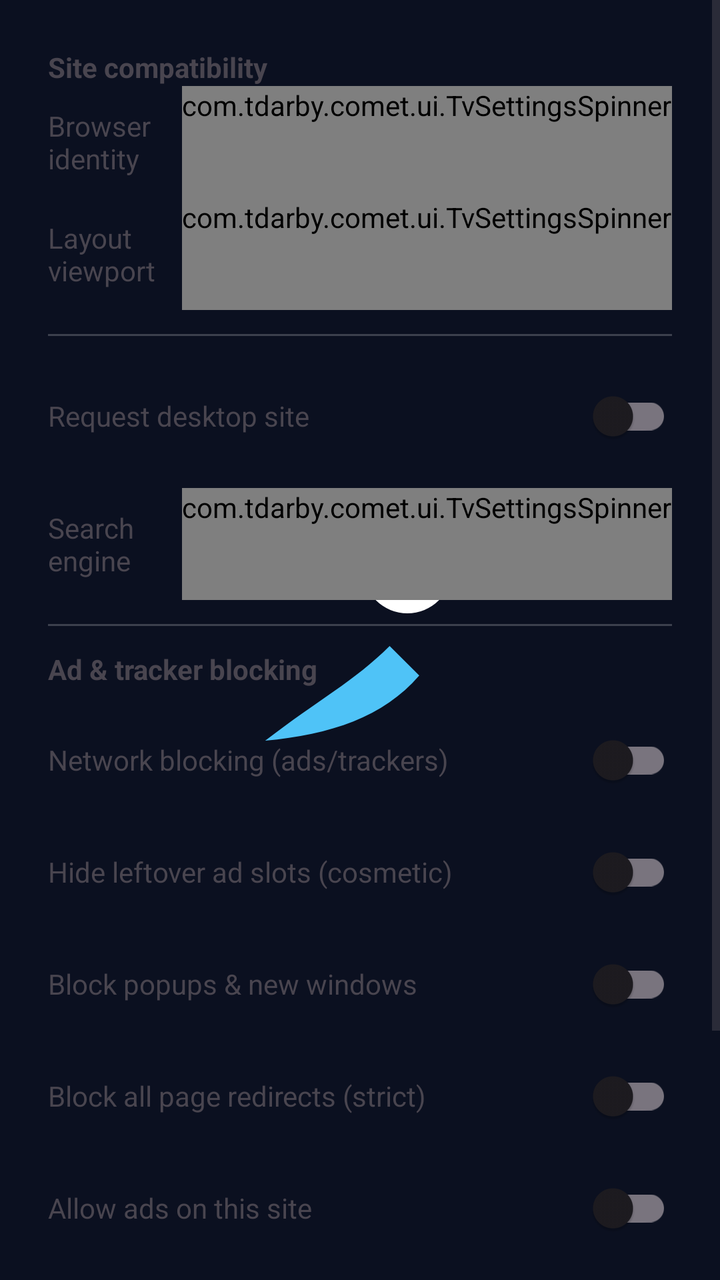
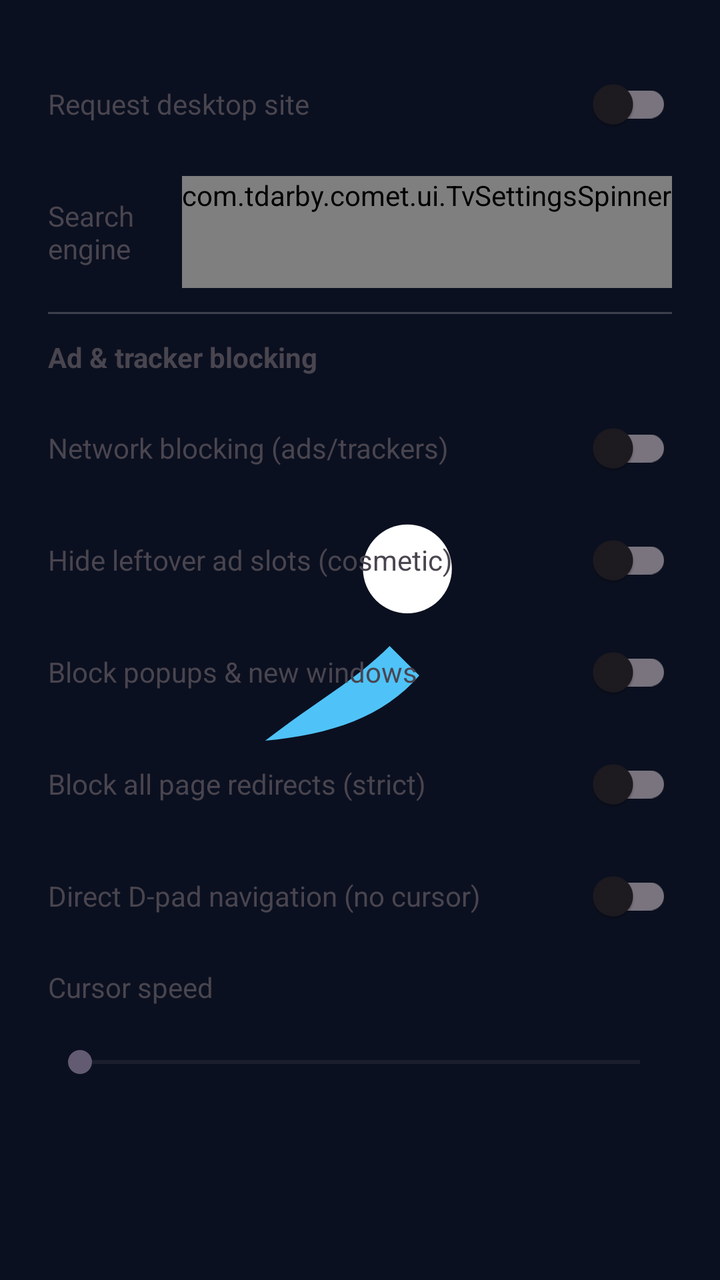

An Android layout rendered at two revisions. The XML below is the earlier revision; the diff shows what the commit changed to produce the second picture.
<!-- AndroidManifest.xml: application theme Theme.Comet -->
<!-- res/layout/dialog_settings.xml -->
<?xml version="1.0" encoding="utf-8"?>
<ScrollView xmlns:android="http://schemas.android.com/apk/res/android"
    android:layout_width="match_parent"
    android:layout_height="wrap_content">

    <LinearLayout
        android:layout_width="match_parent"
        android:layout_height="wrap_content"
        android:orientation="vertical"
        android:padding="24dp">

        <TextView
            android:id="@+id/site_browsing_label"
            android:layout_width="wrap_content"
            android:layout_height="wrap_content"
            android:text="@string/settings_site_browsing"
            android:textStyle="bold" />

        <LinearLayout
            android:layout_width="match_parent"
            android:layout_height="wrap_content"
            android:gravity="center_vertical"
            android:minHeight="56dp"
            android:orientation="horizontal">

            <TextView
                android:layout_width="0dp"
                android:layout_height="wrap_content"
                android:layout_weight="1"
                android:text="@string/settings_site_identity" />

            <com.tdarby.comet.ui.TvSettingsSpinner
                android:id="@+id/spinner_site_identity"
                android:layout_width="wrap_content"
                android:layout_height="wrap_content"
                android:minHeight="56dp"
                android:minWidth="180dp" />
        </LinearLayout>

        <LinearLayout
            android:layout_width="match_parent"
            android:layout_height="wrap_content"
            android:gravity="center_vertical"
            android:minHeight="56dp"
            android:orientation="horizontal">

            <TextView
                android:layout_width="0dp"
                android:layout_height="wrap_content"
                android:layout_weight="1"
                android:text="@string/settings_site_viewport" />

            <com.tdarby.comet.ui.TvSettingsSpinner
                android:id="@+id/spinner_site_viewport"
                android:layout_width="wrap_content"
                android:layout_height="wrap_content"
                android:minHeight="56dp"
                android:minWidth="180dp" />
        </LinearLayout>

        <View
            android:layout_width="match_parent"
            android:layout_height="1dp"
            android:layout_marginTop="12dp"
            android:layout_marginBottom="12dp"
            android:background="#33FFFFFF" />

        <LinearLayout
            android:layout_width="match_parent"
            android:layout_height="wrap_content"
            android:gravity="center_vertical"
            android:minHeight="56dp"
            android:orientation="horizontal">

            <TextView
                android:layout_width="0dp"
                android:layout_height="wrap_content"
                android:layout_weight="1"
                android:text="@string/settings_desktop" />

            <androidx.appcompat.widget.SwitchCompat
                android:id="@+id/switch_desktop"
                android:layout_width="wrap_content"
                android:layout_height="wrap_content"
                android:minHeight="56dp" />
        </LinearLayout>

        <LinearLayout
            android:layout_width="match_parent"
            android:layout_height="wrap_content"
            android:layout_marginTop="8dp"
            android:gravity="center_vertical"
            android:minHeight="56dp"
            android:orientation="horizontal">

            <TextView
                android:layout_width="0dp"
                android:layout_height="wrap_content"
                android:layout_weight="1"
                android:text="@string/settings_search" />

            <com.tdarby.comet.ui.TvSettingsSpinner
                android:id="@+id/spinner_search"
                android:layout_width="wrap_content"
                android:layout_height="wrap_content"
                android:minHeight="56dp"
                android:minWidth="160dp" />
        </LinearLayout>

        <View
            android:layout_width="match_parent"
            android:layout_height="1dp"
            android:layout_marginTop="12dp"
            android:layout_marginBottom="12dp"
            android:background="#33FFFFFF" />

        <TextView
            android:layout_width="wrap_content"
            android:layout_height="wrap_content"
            android:text="@string/settings_blocking"
            android:textStyle="bold" />

        <LinearLayout
            android:layout_width="match_parent"
            android:layout_height="wrap_content"
            android:layout_marginTop="8dp"
            android:gravity="center_vertical"
            android:minHeight="56dp"
            android:orientation="horizontal">

            <TextView
                android:layout_width="0dp"
                android:layout_height="wrap_content"
                android:layout_weight="1"
                android:text="@string/settings_block_network" />

            <androidx.appcompat.widget.SwitchCompat
                android:id="@+id/switch_block_network"
                android:layout_width="wrap_content"
                android:layout_height="wrap_content"
                android:minHeight="56dp" />
        </LinearLayout>

        <LinearLayout
            android:layout_width="match_parent"
            android:layout_height="wrap_content"
            android:gravity="center_vertical"
            android:minHeight="56dp"
            android:orientation="horizontal">

            <TextView
                android:layout_width="0dp"
                android:layout_height="wrap_content"
                android:layout_weight="1"
                android:text="@string/settings_block_cosmetic" />

            <androidx.appcompat.widget.SwitchCompat
                android:id="@+id/switch_block_cosmetic"
                android:layout_width="wrap_content"
                android:layout_height="wrap_content"
                android:minHeight="56dp" />
        </LinearLayout>

        <LinearLayout
            android:layout_width="match_parent"
            android:layout_height="wrap_content"
            android:gravity="center_vertical"
            android:minHeight="56dp"
            android:orientation="horizontal">

            <TextView
                android:layout_width="0dp"
                android:layout_height="wrap_content"
                android:layout_weight="1"
                android:text="@string/settings_block_popups" />

            <androidx.appcompat.widget.SwitchCompat
                android:id="@+id/switch_block_popups"
                android:layout_width="wrap_content"
                android:layout_height="wrap_content"
                android:minHeight="56dp" />
        </LinearLayout>

        <LinearLayout
            android:layout_width="match_parent"
            android:layout_height="wrap_content"
            android:gravity="center_vertical"
            android:minHeight="56dp"
            android:orientation="horizontal">

            <TextView
                android:layout_width="0dp"
                android:layout_height="wrap_content"
                android:layout_weight="1"
                android:text="@string/settings_block_redirects" />

            <androidx.appcompat.widget.SwitchCompat
                android:id="@+id/switch_block_redirects"
                android:layout_width="wrap_content"
                android:layout_height="wrap_content"
                android:minHeight="56dp" />
        </LinearLayout>

        <LinearLayout
            android:layout_width="match_parent"
            android:layout_height="wrap_content"
            android:gravity="center_vertical"
            android:minHeight="56dp"
            android:orientation="horizontal">

            <TextView
                android:id="@+id/allow_site_label"
                android:layout_width="0dp"
                android:layout_height="wrap_content"
                android:layout_weight="1"
                android:text="@string/settings_allow_site" />

            <androidx.appcompat.widget.SwitchCompat
                android:id="@+id/switch_allow_site"
                android:layout_width="wrap_content"
                android:layout_height="wrap_content"
                android:minHeight="56dp" />
        </LinearLayout>

        <LinearLayout
            android:layout_width="match_parent"
            android:layout_height="wrap_content"
            android:gravity="center_vertical"
            android:minHeight="56dp"
            android:orientation="horizontal">

            <TextView
                android:layout_width="0dp"
                android:layout_height="wrap_content"
                android:layout_weight="1"
                android:text="@string/settings_direct_nav" />

            <androidx.appcompat.widget.SwitchCompat
                android:id="@+id/switch_direct_nav"
                android:layout_width="wrap_content"
                android:layout_height="wrap_content"
                android:minHeight="56dp" />
        </LinearLayout>

        <TextView
            android:layout_width="wrap_content"
            android:layout_height="wrap_content"
            android:paddingTop="8dp"
            android:text="@string/settings_cursor_speed" />

        <SeekBar
            android:id="@+id/seek_cursor_speed"
            android:layout_width="match_parent"
            android:layout_height="wrap_content"
            android:minHeight="56dp"
            android:max="4" />
    </LinearLayout>
</ScrollView>
<!-- resources referenced by this layout -->
<resources>
  <string name="settings_allow_site">Allow ads on this site</string>
  <string name="settings_block_cosmetic">Hide leftover ad slots (cosmetic)</string>
  <string name="settings_block_network">Network blocking (ads/trackers)</string>
  <string name="settings_block_popups">Block popups &amp; new windows</string>
  <string name="settings_block_redirects">Block all page redirects (strict)</string>
  <string name="settings_blocking">Ad &amp; tracker blocking</string>
  <string name="settings_cursor_speed">Cursor speed</string>
  <string name="settings_desktop">Request desktop site</string>
  <string name="settings_direct_nav">Direct D-pad navigation (no cursor)</string>
  <string name="settings_search">Search engine</string>
  <string name="settings_site_browsing">Site compatibility</string>
  <string name="settings_site_identity">Browser identity</string>
  <string name="settings_site_viewport">Layout viewport</string>
  <style name="Theme.Comet" parent="Theme.Material3.DayNight.NoActionBar">
          <item name="android:windowBackground">@drawable/launch_background</item>
          <item name="colorPrimary">@color/accent</item>
      </style>
  <!-- drawable launch_background (drawable) -->
  <?xml version="1.0" encoding="utf-8"?>
  <layer-list xmlns:android="http://schemas.android.com/apk/res/android">
      <item android:drawable="@color/ic_launcher_background" />
      <item
          android:width="160dp"
          android:height="160dp"
          android:drawable="@drawable/ic_launcher_foreground"
          android:gravity="center" />
  </layer-list>
  <color name="accent">#4FC3F7</color>
  <color name="ic_launcher_background">#0B1020</color>
  <!-- drawable ic_launcher_foreground (drawable) -->
  <vector xmlns:android="http://schemas.android.com/apk/res/android"
      android:width="108dp"
      android:height="108dp"
      android:viewportWidth="108"
      android:viewportHeight="108">
      
      <path
          android:fillColor="#4FC3F7"
          android:pathData="M22,88 C40,74 52,68 64,56 L74,66 C62,80 44,86 22,88 Z" />
      
      <path
          android:fillColor="#FFFFFF"
          android:pathData="M70,30 m-15,0 a15,15 0 1,0 30,0 a15,15 0 1,0 -30,0" />
  </vector>
</resources>

<!-- the commit's change to res/layout/dialog_settings.xml (unified diff, before → after) -->
@@ -8,62 +8,6 @@
         android:layout_height="wrap_content"
         android:orientation="vertical"
         android:padding="24dp">
-
-        <TextView
-            android:id="@+id/site_browsing_label"
-            android:layout_width="wrap_content"
-            android:layout_height="wrap_content"
-            android:text="@string/settings_site_browsing"
-            android:textStyle="bold" />
-
-        <LinearLayout
-            android:layout_width="match_parent"
-            android:layout_height="wrap_content"
-            android:gravity="center_vertical"
-            android:minHeight="56dp"
-            android:orientation="horizontal">
-
-            <TextView
-                android:layout_width="0dp"
-                android:layout_height="wrap_content"
-                android:layout_weight="1"
-                android:text="@string/settings_site_identity" />
-
-            <com.tdarby.comet.ui.TvSettingsSpinner
-                android:id="@+id/spinner_site_identity"
-                android:layout_width="wrap_content"
-                android:layout_height="wrap_content"
-                android:minHeight="56dp"
-                android:minWidth="180dp" />
-        </LinearLayout>
-
-        <LinearLayout
-            android:layout_width="match_parent"
-            android:layout_height="wrap_content"
-            android:gravity="center_vertical"
-            android:minHeight="56dp"
-            android:orientation="horizontal">
-
-            <TextView
-                android:layout_width="0dp"
-                android:layout_height="wrap_content"
-                android:layout_weight="1"
-                android:text="@string/settings_site_viewport" />
-
-            <com.tdarby.comet.ui.TvSettingsSpinner
-                android:id="@+id/spinner_site_viewport"
-                android:layout_width="wrap_content"
-                android:layout_height="wrap_content"
-                android:minHeight="56dp"
-                android:minWidth="180dp" />
-        </LinearLayout>
-
-        <View
-            android:layout_width="match_parent"
-            android:layout_height="1dp"
-            android:layout_marginTop="12dp"
-            android:layout_marginBottom="12dp"
-            android:background="#33FFFFFF" />
 
         <LinearLayout
             android:layout_width="match_parent"
@@ -209,27 +153,6 @@
             android:orientation="horizontal">
 
             <TextView
-                android:id="@+id/allow_site_label"
-                android:layout_width="0dp"
-                android:layout_height="wrap_content"
-                android:layout_weight="1"
-                android:text="@string/settings_allow_site" />
-
-            <androidx.appcompat.widget.SwitchCompat
-                android:id="@+id/switch_allow_site"
-                android:layout_width="wrap_content"
-                android:layout_height="wrap_content"
-                android:minHeight="56dp" />
-        </LinearLayout>
-
-        <LinearLayout
-            android:layout_width="match_parent"
-            android:layout_height="wrap_content"
-            android:gravity="center_vertical"
-            android:minHeight="56dp"
-            android:orientation="horizontal">
-
-            <TextView
                 android:layout_width="0dp"
                 android:layout_height="wrap_content"
                 android:layout_weight="1"
<!-- resource entries referenced after the edit -->
@@ -1,6 +1,5 @@
 <!-- resources referenced by this layout -->
 <resources>
-  <string name="settings_allow_site">Allow ads on this site</string>
   <string name="settings_block_cosmetic">Hide leftover ad slots (cosmetic)</string>
   <string name="settings_block_network">Network blocking (ads/trackers)</string>
   <string name="settings_block_popups">Block popups &amp; new windows</string>
@@ -10,9 +9,6 @@
   <string name="settings_desktop">Request desktop site</string>
   <string name="settings_direct_nav">Direct D-pad navigation (no cursor)</string>
   <string name="settings_search">Search engine</string>
-  <string name="settings_site_browsing">Site compatibility</string>
-  <string name="settings_site_identity">Browser identity</string>
-  <string name="settings_site_viewport">Layout viewport</string>
   <style name="Theme.Comet" parent="Theme.Material3.DayNight.NoActionBar">
           <item name="android:windowBackground">@drawable/launch_background</item>
           <item name="colorPrimary">@color/accent</item>
